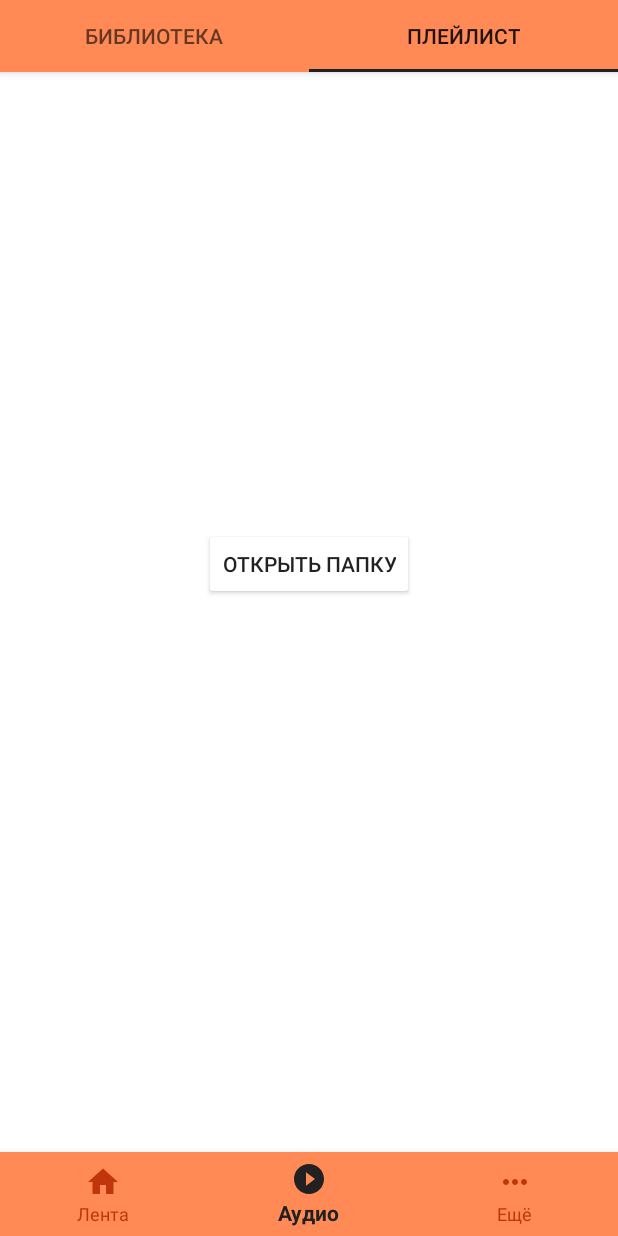
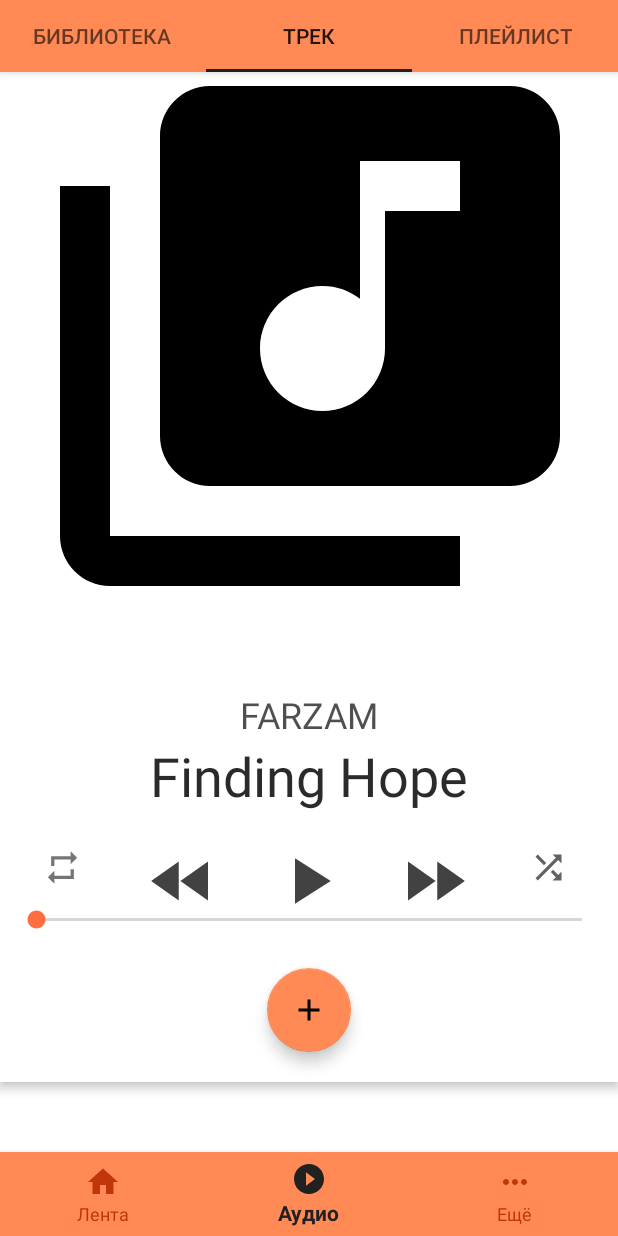
Before and after one commit to EgorAB/FlacPlayer, an Android app: the MainActivity screen opened directly, with no data from a screen before it, on a phone screen of 412 x 824 dp. Run offline under Robolectric (Android 15) with nearby library versions, the phone set to English and light mode, and no system bars.

Commit message:
Исправлены ошибки воспроизведения музыки, добавлено автопереключение на следующий трек при окончании прослушивания и закцикливание в случае, если нажата соответствующая кнопка. Начал разрабатываться плейлист, который создает список треков из аудиозаписей на устройстве.

```diff
--- a/app/src/main/java/com/example/flacplayer/MainActivity.kt
+++ b/app/src/main/java/com/example/flacplayer/MainActivity.kt
@@ -68,7 +68,7 @@ class MainActivity : FragmentActivity(), PlaylistSceneFragment.OnFragmentInterac
     private fun setupViewPager(viewPager: ViewPager) {
         val adapter = ViewPagerAdapter(supportFragmentManager)
         adapter.addFragment(LibrarySceneFragment(), "Библиотека")
-//        adapter.addFragment(PlaySceneFragment(), "Трек")
+        adapter.addFragment(PlaySceneFragment(), "Трек")
         adapter.addFragment(PlaylistSceneFragment(), "Плейлист")
         viewPager.adapter = adapter
         viewPager.currentItem = 1
--- a/app/src/main/java/com/example/flacplayer/PlaySceneFragment.kt
+++ b/app/src/main/java/com/example/flacplayer/PlaySceneFragment.kt
@@ -181,6 +181,8 @@ class PlaySceneFragment : Fragment() {
             mediaPlayer!!.reset()
         }
         mediaPlayer = MediaPlayer.create(context, songId.toInt())
+
+
         seekBar!!.progress = 0
         mediaPlayer!!.seekTo(0)
         seekBar!!.max = mediaPlayer?.duration!!
```
Also changed, not shown: 3 other files.
